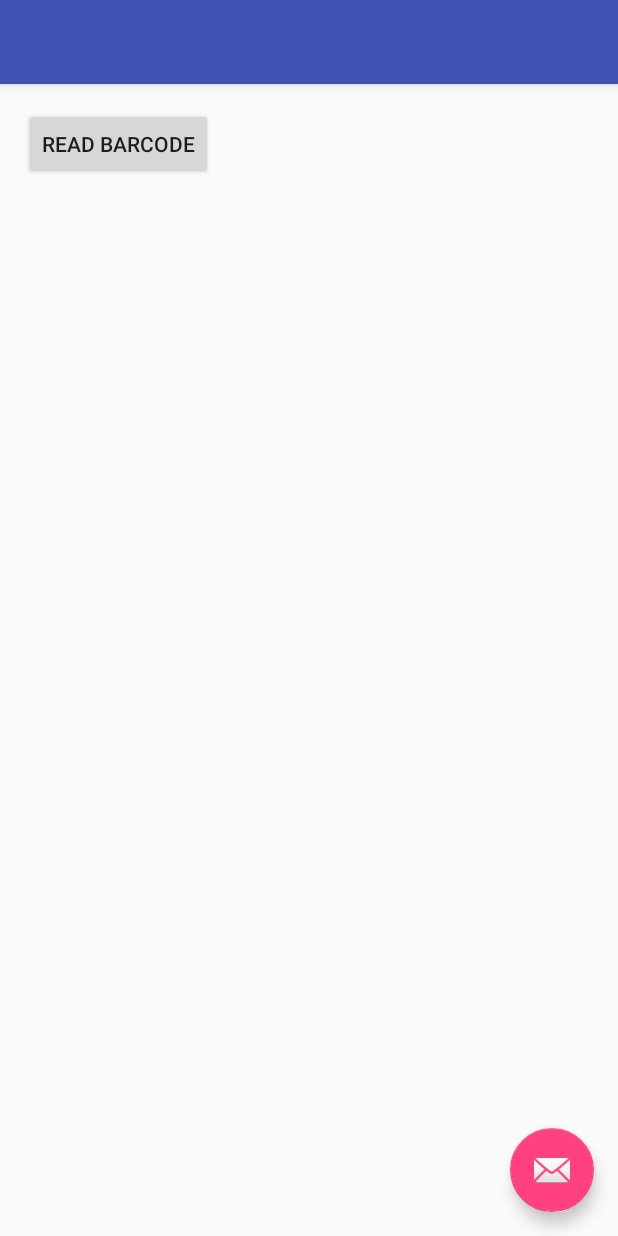
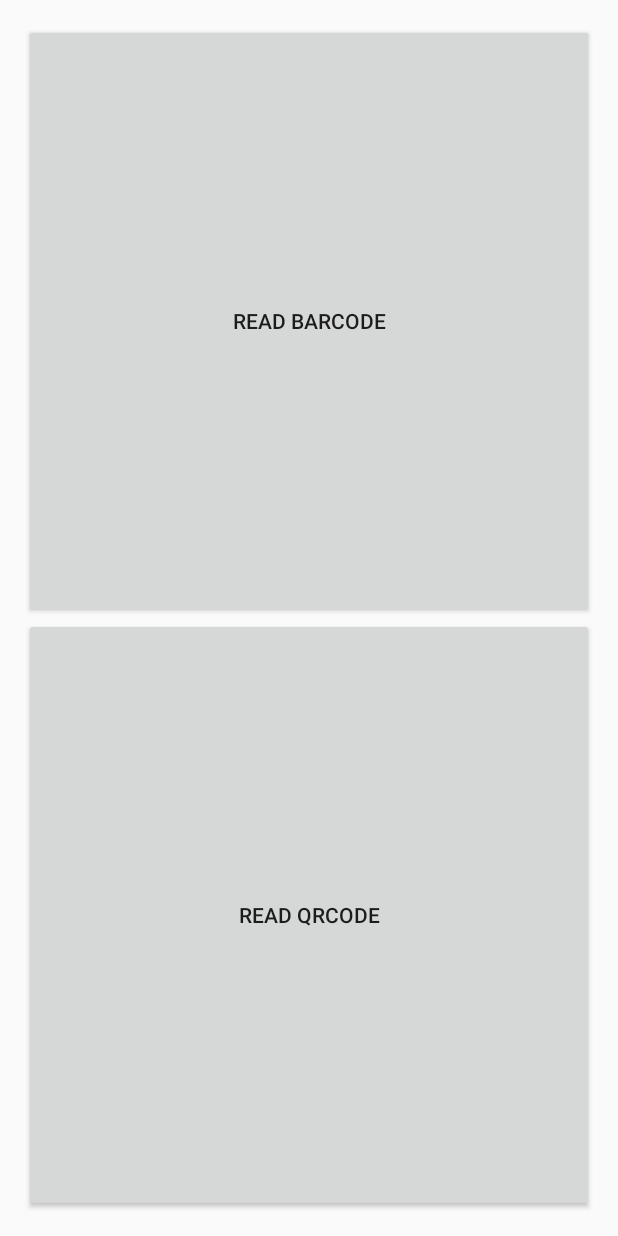
Before and after one commit to CelloscopeRnD/BarcodeClient, an Android app: the screen it shows after launch (MainActivity), after a tap on "READ BARCODE", on a phone screen of 412 x 824 dp. Run offline under Robolectric (Android 15) with nearby library versions, the phone set to English and light mode, and no system bars.

```diff
--- a/app/src/main/java/co/celloscope/barcodeclient/MainActivity.java
+++ b/app/src/main/java/co/celloscope/barcodeclient/MainActivity.java
@@ -18,9 +18,12 @@ public class MainActivity extends AppCompatActivity {
     private static final String PIN = "PIN";
     private static final String DOB = "DOB";
     private static final String BARCODE_TYPE = "BarcodeType";
+    private static final String BARCODE_CONTENT = "BarcodeContent";
+    private static final String QR = "QR";
     private static final String PDF417 = "PDF417";
-    private static final String BARCODE_CONTENT = "BarcodeContent";
+    private static final String ABC = "ABC";
     private static final String NID = "NID";
+    private boolean isPDF417RequestSend = false;
 
     @Override
     protected void onCreate(Bundle savedInstanceState) {
@@ -30,27 +33,40 @@ public class MainActivity extends AppCompatActivity {
         findViewById(R.id.readBarcodeButton).setOnClickListener(new View.OnClickListener() {
             @Override
             public void onClick(View v) {
-                Intent intent = new Intent();
-                intent.putExtra(BARCODE_TYPE, PDF417);
-                intent.putExtra(BARCODE_CONTENT, NID);
-                intent.setComponent(new ComponentName(BARCODE_READER_PACKAGE_NAME, BARCODE_READER_CLASS_NAME));
-                startActivityForResult(intent, REQUEST_CODE_READ_BARCODE);
+                startBarcodeReader(PDF417, NID);
+                isPDF417RequestSend = true;
             }
         });
+
+        findViewById(R.id.readQRCodeButton).setOnClickListener(new View.OnClickListener() {
+            @Override
+            public void onClick(View v) {
+                startBarcodeReader(QR, ABC);
+                isPDF417RequestSend = false;
+            }
+        });
+    }
+
+    private void startBarcodeReader(String barcodeType, String barcodeContent) {
+        Intent intent = new Intent();
+        intent.putExtra(BARCODE_TYPE, barcodeType);
+        intent.putExtra(BARCODE_CONTENT, barcodeContent);
+        intent.setComponent(new ComponentName(BARCODE_READER_PACKAGE_NAME, BARCODE_READER_CLASS_NAME));
+        startActivityForResult(intent, REQUEST_CODE_READ_BARCODE);
     }
 
     @Override
     protected void onActivityResult(int requestCode, int resultCode, Intent data) {
         if (requestCode == REQUEST_CODE_READ_BARCODE) {
             if (resultCode == RESULT_OK) {
+                String message;
+                if (isPDF417RequestSend) {
+                    message = "Name: " + data.getStringExtra(NAME) + "\nPin: " + data.getStringExtra(PIN) + "\nDOB: " + data.getStringExtra(DOB);
+                } else {
+                    message = "Pin: " + data.getStringExtra(PIN);
+                }
                 new AlertDialog.Builder(this)
-                        .setMessage(new StringBuilder("Name: ")
-                                .append(data.getStringExtra(NAME))
-                                .append("\nPin: ")
-                                .append(data.getStringExtra(PIN))
-                                .append("\nDOB: ")
-                                .append(data.getStringExtra(DOB))
-                                .toString())
+                        .setMessage(message)
                         .setCancelable(false)
                         .setNeutralButton("OK", new DialogInterface.OnClickListener() {
                             @Override
--- a/app/src/main/res/layout/activity_main.xml
+++ b/app/src/main/res/layout/activity_main.xml
@@ -1,25 +1,28 @@
 <?xml version="1.0" encoding="utf-8"?>
-<android.support.design.widget.CoordinatorLayout
-    xmlns:android="http://schemas.android.com/apk/res/android"
+<LinearLayout xmlns:android="http://schemas.android.com/apk/res/android"
     xmlns:app="http://schemas.android.com/apk/res-auto"
-    xmlns:tools="http://schemas.android.com/tools" android:layout_width="match_parent"
-    android:layout_height="match_parent" android:fitsSystemWindows="true"
-    tools:context=".MainActivity">
+    xmlns:tools="http://schemas.android.com/tools"
+    android:layout_width="match_parent"
+    android:layout_height="match_parent"
+    android:paddingBottom="@dimen/activity_vertical_margin"
+    android:paddingLeft="@dimen/activity_horizontal_margin"
+    android:paddingRight="@dimen/activity_horizontal_margin"
+    android:paddingTop="@dimen/activity_vertical_margin"
+    app:layout_behavior="@string/appbar_scrolling_view_behavior"
+    tools:context=".MainActivity"    android:orientation="vertical">
 
-    <android.support.design.widget.AppBarLayout android:layout_height="wrap_content"
-        android:layout_width="match_parent" android:theme="@style/AppTheme.AppBarOverlay">
+    <Button
+        android:id="@+id/readBarcodeButton"
+        android:layout_width="match_parent"
+        android:layout_height="0dp"
+        android:layout_weight="1"
+        android:text="Read Barcode" />
 
-        <android.support.v7.widget.Toolbar android:id="@+id/toolbar"
-            android:layout_width="match_parent" android:layout_height="?attr/actionBarSize"
-            android:background="?attr/colorPrimary" app:popupTheme="@style/AppTheme.PopupOverlay" />
-
-    </android.support.design.widget.AppBarLayout>
-
-    <include layout="@layout/content_main" />
-
-    <android.support.design.widget.FloatingActionButton android:id="@+id/fab"
-        android:layout_width="wrap_content" android:layout_height="wrap_content"
-        android:layout_gravity="bottom|end" android:layout_margin="@dimen/fab_margin"
-        android:src="@android:drawable/ic_dialog_email" />
-
-</android.support.design.widget.CoordinatorLayout>
+    <Button
+        android:id="@+id/readQRCodeButton"
+        android:layout_width="match_parent"
+        android:layout_height="0dp"
+        android:layout_weight="1"
+        android:text="Read QRCode"
+        android:layout_below="@+id/readBarcodeButton"/>
+</LinearLayout>
--- a/app/src/main/res/layout/content_main.xml
+++ /dev/null
@@ -1,20 +0,0 @@
-<?xml version="1.0" encoding="utf-8"?>
-<RelativeLayout xmlns:android="http://schemas.android.com/apk/res/android"
-    xmlns:app="http://schemas.android.com/apk/res-auto"
-    xmlns:tools="http://schemas.android.com/tools"
-    android:layout_width="match_parent"
-    android:layout_height="match_parent"
-    android:paddingBottom="@dimen/activity_vertical_margin"
-    android:paddingLeft="@dimen/activity_horizontal_margin"
-    android:paddingRight="@dimen/activity_horizontal_margin"
-    android:paddingTop="@dimen/activity_vertical_margin"
-    app:layout_behavior="@string/appbar_scrolling_view_behavior"
-    tools:context=".MainActivity"
-    tools:showIn="@layout/activity_main">
-
-    <Button
-        android:layout_width="wrap_content"
-        android:layout_height="wrap_content"
-        android:text="Read Barcode"
-        android:id="@+id/readBarcodeButton"/>
-</RelativeLayout>
```
